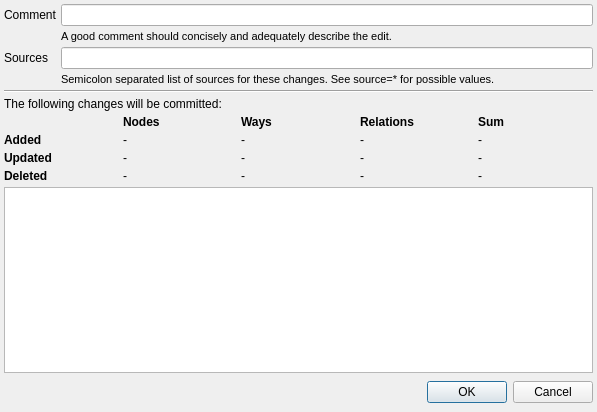
The window that src/Sync/SyncListDialog.ui (openstreetmap/merkaartor) describes before a commit, drawn with Qt 5.
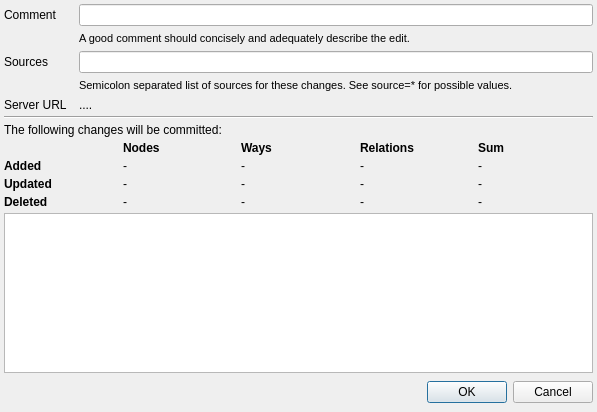
The same window after the commit.

Commit message: Added server information to the upload dialog.

The edit to the form file:
```diff
--- a/src/Sync/SyncListDialog.ui
+++ b/src/Sync/SyncListDialog.ui
@@ -31,6 +31,12 @@
    </property>
    <item>
     <layout class="QFormLayout" name="formLayout">
+     <property name="horizontalSpacing">
+      <number>12</number>
+     </property>
+     <property name="verticalSpacing">
+      <number>6</number>
+     </property>
      <item row="0" column="0">
       <widget class="QLabel" name="lblChangesetComment">
        <property name="text">
@@ -53,17 +59,31 @@
        </property>
       </widget>
      </item>
-     <item row="2" column="1">
+     <item row="3" column="1">
       <widget class="QLineEdit" name="edSources"/>
      </item>
-     <item row="2" column="0">
+     <item row="3" column="0">
       <widget class="QLabel" name="label_3">
        <property name="text">
         <string>Sources</string>
        </property>
       </widget>
      </item>
-     <item row="3" column="1">
+     <item row="7" column="0">
+      <widget class="QLabel" name="label_13">
+       <property name="text">
+        <string>Server URL</string>
+       </property>
+      </widget>
+     </item>
+     <item row="7" column="1">
+      <widget class="QLabel" name="lblServerUrl">
+       <property name="text">
+        <string notr="true">....</string>
+       </property>
+      </widget>
+     </item>
+     <item row="4" column="1">
       <widget class="QLabel" name="label_11">
        <property name="font">
         <font>
```
The commit also changes 3 other files.
